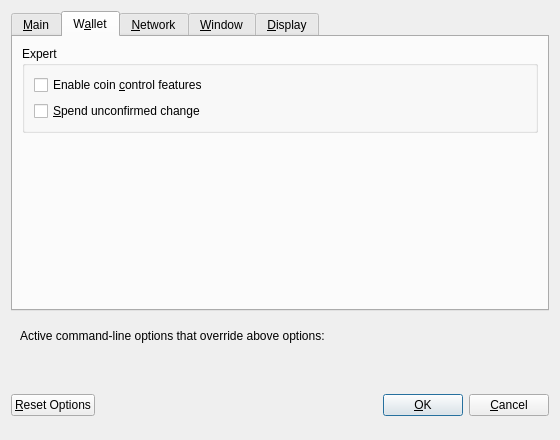
Before: the Qt Designer form src/qt/forms/optionsdialog.ui in firoorg/firo, drawn with Qt 5.
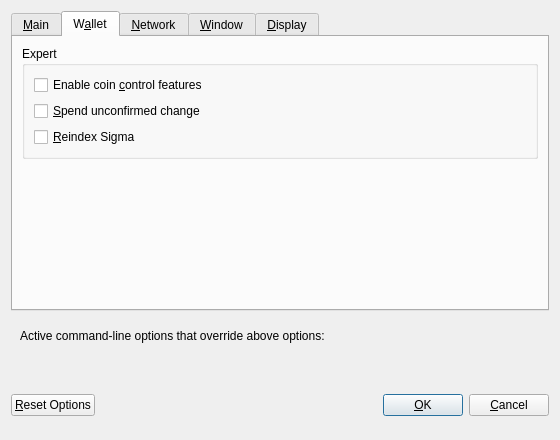
After: the same form once the commit is applied. The open tabs and pages were chosen to show the change. Custom widgets are drawn as their Qt base class.

Commit message: Add button to zap wallet mints in settings

The edit to the form file:
```diff
--- a/src/qt/forms/optionsdialog.ui
+++ b/src/qt/forms/optionsdialog.ui
@@ -163,6 +163,16 @@
             </property>
            </widget>
           </item>
+          <item>
+           <widget class="QCheckBox" name="reindexSigma">
+            <property name="toolTip">
+             <string>Restore all Sigma transactions following a reindex.</string>
+            </property>
+            <property name="text">
+             <string>&amp;Reindex Sigma</string>
+            </property>
+           </widget>
+          </item>
          </layout>
         </widget>
        </item>
```
The commit also changes 5 other files.
